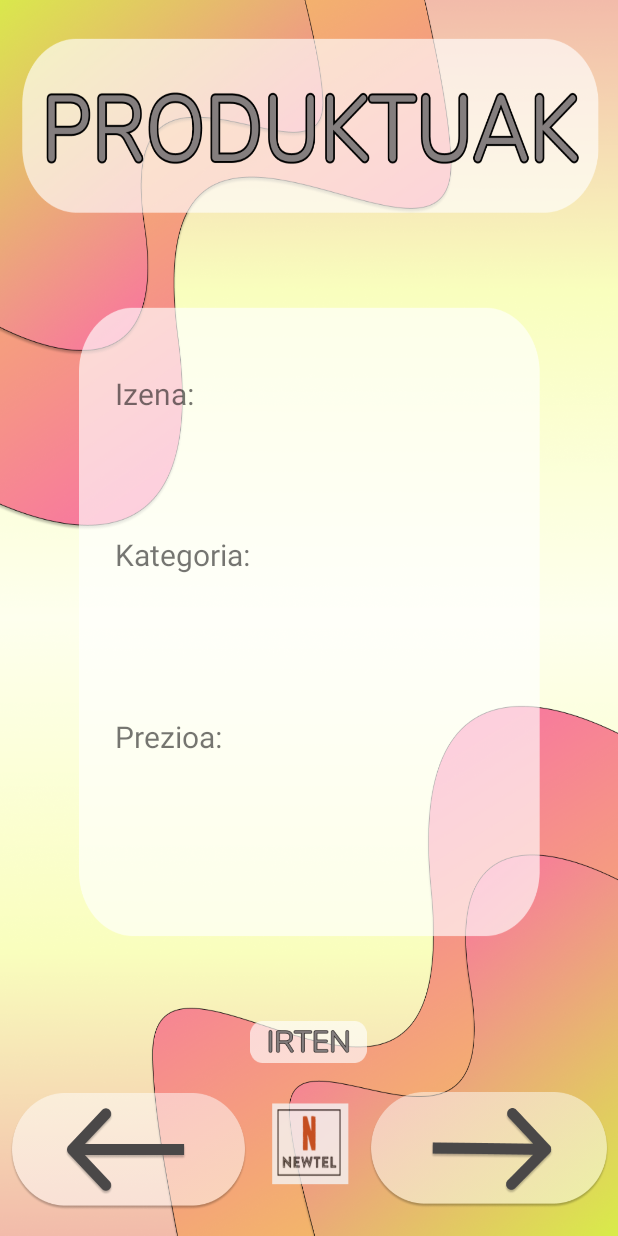
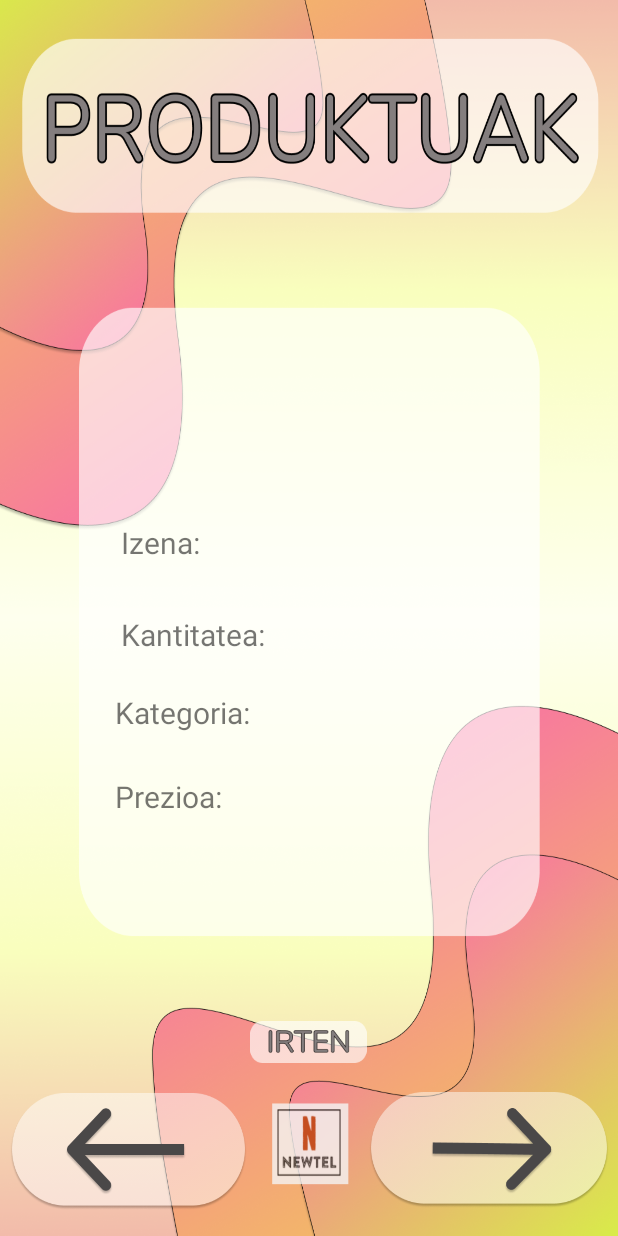
Before and after one commit to MaitaneG/DordokaRazing, an Android app: the layout fragment_second.xml on its own in the app's theme, with its tools: preview values and no code run, on a phone screen of 412 x 824 dp. Run offline under Robolectric (Android 15) with nearby library versions, the light colour scheme and no system bars.

Commit message:
Kantitatea

```diff
--- a/NewTelApp/app/src/main/java/com/example/newtelapp/Datuak.java
+++ b/NewTelApp/app/src/main/java/com/example/newtelapp/Datuak.java
@@ -32,7 +32,7 @@ public class Datuak {
                     line=line.substring(0, line.length()-1);
                     datuak.add(line);
                     String[] strings = line.split(";");
-                    produktuak.add(new Produktua(Integer.parseInt(strings[0]),strings[1],strings[2], Float.parseFloat(strings[3])));
+                    produktuak.add(new Produktua(Integer.parseInt(strings[0]),strings[1],strings[2], Float.parseFloat(strings[3]),Integer.parseInt(strings[4])));
                     Log.d("linea",strings.toString());
                 }
             }
--- a/NewTelApp/app/src/main/java/com/example/newtelapp/FirstFragment.java
+++ b/NewTelApp/app/src/main/java/com/example/newtelapp/FirstFragment.java
@@ -49,7 +49,7 @@ public class FirstFragment extends Fragment {
     }
 
     public void itxi(View view){
-        new AlertDialog.Builder(getContext()).setTitle("Aplikazioa ixten").setMessage("Aplikazioa itxi nahi duzu?").setPositiveButton(android.R.string.yes, new DialogInterface.OnClickListener() {
+        new AlertDialog.Builder(getContext()).setTitle("Aplikazioa ixten ").setMessage("Aplikazioa itxi nahi duzu?").setPositiveButton(android.R.string.yes, new DialogInterface.OnClickListener() {
             @Override
             public void onClick(DialogInterface dialogInterface, int i) {
                 System.exit(0);
--- a/NewTelApp/app/src/main/java/com/example/newtelapp/Produktua.java
+++ b/NewTelApp/app/src/main/java/com/example/newtelapp/Produktua.java
@@ -5,12 +5,14 @@ public class Produktua {
     private String izena;
     private String category;
     private float prezio;
+    private int kantitatea;
 
-    public Produktua(int id, String izena, String category, float prezio) {
+    public Produktua(int id, String izena, String category, float prezio, int kant) {
         this.id = id;
         this.izena = izena;
         this.category = category;
         this.prezio = prezio;
+        this.kantitatea=kant;
     }
 
     public int getId() {
@@ -45,6 +47,14 @@ public class Produktua {
         this.prezio = prezio;
     }
 
+    public int getKantitatea() {
+        return kantitatea;
+    }
+
+    public void setKantitatea(int kantitatea) {
+        this.kantitatea = kantitatea;
+    }
+
     @Override
     public String toString() {
         return "Produktua{" +
--- a/NewTelApp/app/src/main/java/com/example/newtelapp/SecondFragment.java
+++ b/NewTelApp/app/src/main/java/com/example/newtelapp/SecondFragment.java
@@ -25,6 +25,7 @@ public class SecondFragment extends Fragment {
     private TextView izena;
     private TextView kategoria;
     private TextView prezioa;
+    private TextView kantitatea;
     private ImageButton botoiaAurrera;
     private ImageButton botoiaAtzera;
     private ImageButton botoiaIrten;
@@ -51,6 +52,7 @@ public class SecondFragment extends Fragment {
         izena= (TextView) getView().findViewById(R.id.textViewIzenaInfo);
         kategoria=(TextView)getView().findViewById(R.id.textViewKategoriaInfo);
         prezioa=(TextView) getView().findViewById(R.id.textViewPrezioaInfo);
+        kantitatea=(TextView)getView().findViewById(R.id.textViewKantitateaInfo);
 
         botoiaAurrera=view.findViewById(R.id.button_produktuak_aurrera);
         botoiaAtzera=view.findViewById(R.id.button_produktuak_atzera);
@@ -81,6 +83,7 @@ public class SecondFragment extends Fragment {
         izena.setText(produktuak.get(index).getIzena());
         kategoria.setText(produktuak.get(index).getCategory());
         prezioa.setText(String.valueOf(produktuak.get(index).getPrezio())+" €");
+        kantitatea.setText(produktuak.get(index).getKantitatea());
     }
 
     public void produktuakAurrera( View view){
--- a/NewTelApp/app/src/main/res/layout/fragment_second.xml
+++ b/NewTelApp/app/src/main/res/layout/fragment_second.xml
@@ -48,19 +48,38 @@
         app:layout_constraintTop_toTopOf="parent" />
 
     <!-- Produktua izena TextView -->
+
+    <!-- Produktuaren izena agertzen da -->
     <TextView
         android:id="@+id/textViewIzena"
         android:layout_width="wrap_content"
         android:layout_height="wrap_content"
-        android:layout_marginStart="72dp"
+        android:layout_marginStart="76dp"
         android:text=" Izena: "
         android:textSize="20sp"
         app:layout_constraintBottom_toBottomOf="parent"
         app:layout_constraintStart_toStartOf="parent"
         app:layout_constraintTop_toTopOf="parent"
-        app:layout_constraintVertical_bias="0.312" />
+        app:layout_constraintVertical_bias="0.437" />
 
-    <!-- Produktuaren izena agertzen da -->
+    <!-- Produktua kategoria TextView -->
+
+    <!-- Produktuaren kategoria agertzen da -->
+
+    <!-- Produktua prezioa TextView -->
+
+    <TextView
+        android:id="@+id/textViewIzena2"
+        android:layout_width="wrap_content"
+        android:layout_height="wrap_content"
+        android:layout_marginStart="76dp"
+        android:text=" Kantitatea: "
+        android:textSize="20sp"
+        app:layout_constraintBottom_toBottomOf="parent"
+        app:layout_constraintStart_toStartOf="parent"
+        app:layout_constraintTop_toTopOf="parent"
+        app:layout_constraintVertical_bias="0.514" />
+
     <TextView
         android:id="@+id/textViewIzenaInfo"
         android:layout_width="wrap_content"
@@ -68,12 +87,23 @@
         android:textSize="20sp"
         app:layout_constraintBottom_toBottomOf="parent"
         app:layout_constraintEnd_toEndOf="parent"
-        app:layout_constraintHorizontal_bias="0.068"
+        app:layout_constraintHorizontal_bias="0.055"
         app:layout_constraintStart_toEndOf="@+id/textViewIzena"
         app:layout_constraintTop_toTopOf="parent"
-        app:layout_constraintVertical_bias="0.312" />
+        app:layout_constraintVertical_bias="0.437" />
 
-    <!-- Produktua kategoria TextView -->
+    <TextView
+        android:id="@+id/textViewKantitateaInfo"
+        android:layout_width="wrap_content"
+        android:layout_height="wrap_content"
+        android:textSize="20sp"
+        app:layout_constraintBottom_toBottomOf="parent"
+        app:layout_constraintEnd_toEndOf="parent"
+        app:layout_constraintHorizontal_bias="0.096"
+        app:layout_constraintStart_toEndOf="@+id/textViewIzena2"
+        app:layout_constraintTop_toTopOf="parent"
+        app:layout_constraintVertical_bias="0.514" />
+
     <TextView
         android:id="@+id/textViewKategoria"
         android:layout_width="wrap_content"
@@ -84,9 +114,10 @@
         app:layout_constraintBottom_toBottomOf="parent"
         app:layout_constraintStart_toStartOf="parent"
         app:layout_constraintTop_toTopOf="parent"
-        app:layout_constraintVertical_bias="0.447" />
+        app:layout_constraintVertical_bias="0.579" />
 
-    <!-- Produktuaren kategoria agertzen da -->
+    <!-- Produktuaren prezioa agertzen da -->
+
     <TextView
         android:id="@+id/textViewKategoriaInfo"
         android:layout_width="wrap_content"
@@ -94,12 +125,11 @@
         android:textSize="20sp"
         app:layout_constraintBottom_toBottomOf="parent"
         app:layout_constraintEnd_toEndOf="parent"
-        app:layout_constraintHorizontal_bias="0.075"
+        app:layout_constraintHorizontal_bias="0.067"
         app:layout_constraintStart_toEndOf="@+id/textViewKategoria"
         app:layout_constraintTop_toTopOf="parent"
-        app:layout_constraintVertical_bias="0.447" />
+        app:layout_constraintVertical_bias="0.579" />
 
-    <!-- Produktua prezioa TextView -->
     <TextView
         android:id="@+id/textViewPrezioa"
         android:layout_width="wrap_content"
@@ -110,9 +140,8 @@
         app:layout_constraintBottom_toBottomOf="parent"
         app:layout_constraintStart_toStartOf="parent"
         app:layout_constraintTop_toTopOf="parent"
-        app:layout_constraintVertical_bias="0.599" />
+        app:layout_constraintVertical_bias="0.649" />
 
-    <!-- Produktuaren prezioa agertzen da -->
     <TextView
         android:id="@+id/textViewPrezioaInfo"
         android:layout_width="wrap_content"
@@ -123,7 +152,7 @@
         app:layout_constraintHorizontal_bias="0.073"
         app:layout_constraintStart_toEndOf="@+id/textViewPrezioa"
         app:layout_constraintTop_toTopOf="parent"
-        app:layout_constraintVertical_bias="0.599" />
+        app:layout_constraintVertical_bias="0.649" />
 
     <ImageButton
         android:id="@+id/button_irten"
```
